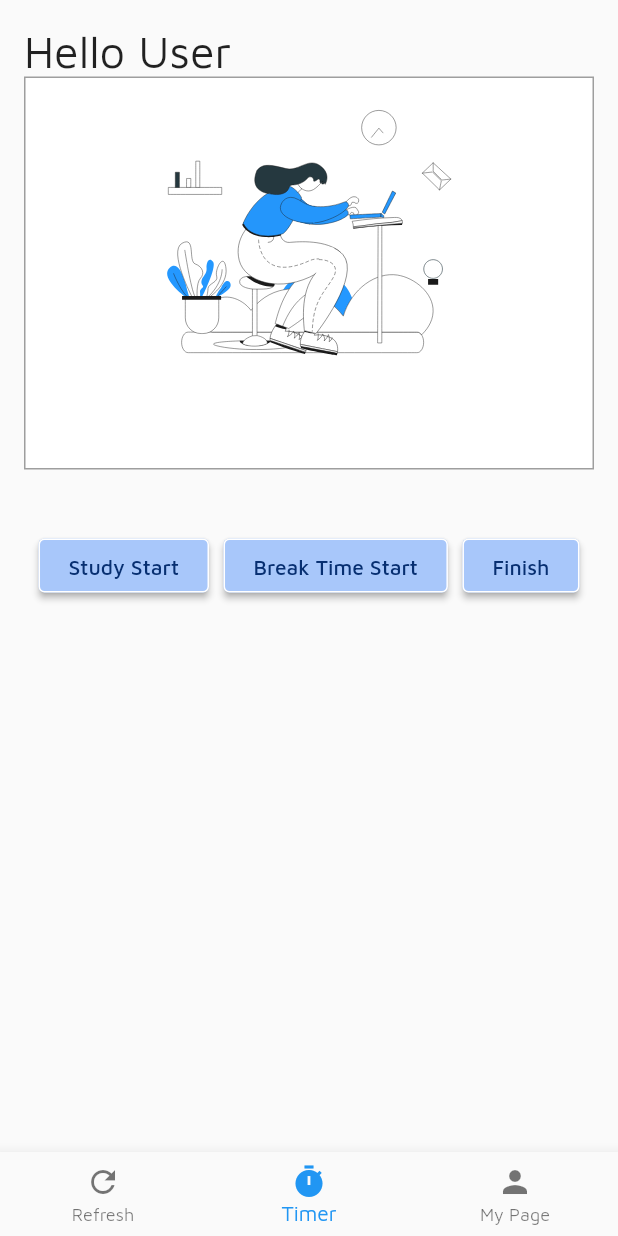
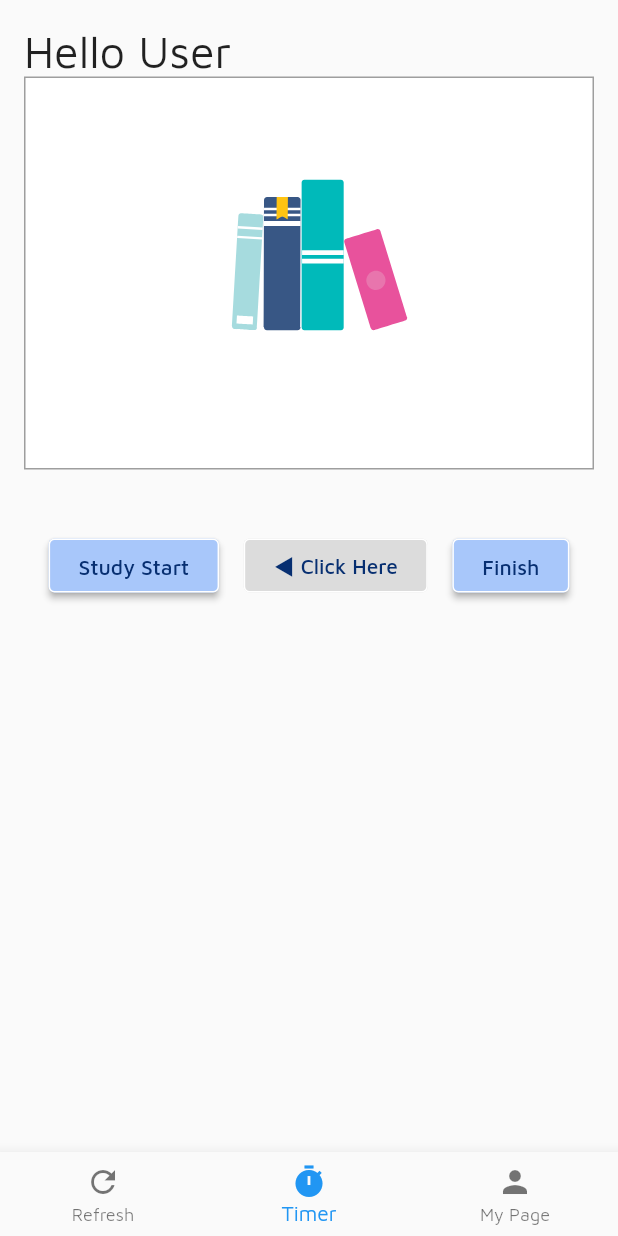
Before and after one commit to beomq/random_break_timer, a Flutter app: the screen it shows once a user with an empty profile is signed in, item 2 of the bottom bar chosen, on a phone screen of 412 x 824 dp. Run offline on Flutter 3.47's test engine with Material 2 defaults, Android fonts, the phone set to English and light mode, and no system bars; our stand-ins replace awesome_notifications, firebase_auth, firebase_core, flutter_dotenv, freezed_annotation, google_sign_in and 4 more; missing offline and left inert: flutterfire_ui; accounts and stored records are empty; generated files the repository leaves out were written again.

Commit message:
시작 화면 lottie 변경 및 break time 버튼 안 눌리게 수정

```diff
--- a/lib/ui/main/main_screen.dart
+++ b/lib/ui/main/main_screen.dart
@@ -39,7 +39,7 @@ class _TimerHomePageState extends State<TimerHomePage> {
   bool _isPause = false;
   List<Duration> _studyAndBreakTime = [];
   final model = MainViewModel();
-  StudyStatus currentStatus = StudyStatus.finished;
+  StudyStatus currentStatus = StudyStatus.initial;
 
   Duration getTotalStudyTime() {
     List<Duration> _oddIndexedNumbers = [];
@@ -239,7 +239,7 @@ class _TimerHomePageState extends State<TimerHomePage> {
                           Column(
                             mainAxisAlignment: MainAxisAlignment.center,
                             children: [
-                              Lottie.asset('assets/study.json',
+                              Lottie.asset('assets/finish2.json',
                                   height: 200, fit: BoxFit.cover),
                               const SizedBox(height: 30),
                             ],
@@ -274,13 +274,16 @@ class _TimerHomePageState extends State<TimerHomePage> {
                               onPressed: () => _stop(), text: 'Study Pause')
                           : CustomButton(
                               onPressed: () => _start(), text: 'Study Start'),
-                      currentStatus == StudyStatus.breakTime && !_isPause
+                      currentStatus == StudyStatus.initial
                           ? CustomButton(
-                              onPressed: () => _stop(),
-                              text: 'Break Time Pause')
-                          : CustomButton(
-                              onPressed: () => _startBreakTime(),
-                              text: 'Break Time Start'),
+                              onPressed: (null), text: '◀️ Click Here')
+                          : currentStatus == StudyStatus.breakTime && !_isPause
+                              ? CustomButton(
+                                  onPressed: () => _stop(),
+                                  text: 'Break Time Pause')
+                              : CustomButton(
+                                  onPressed: () => _startBreakTime(),
+                                  text: 'Break Time Start'),
                       CustomButton(
                         text: 'Finish',
                         onPressed: () async {
```
